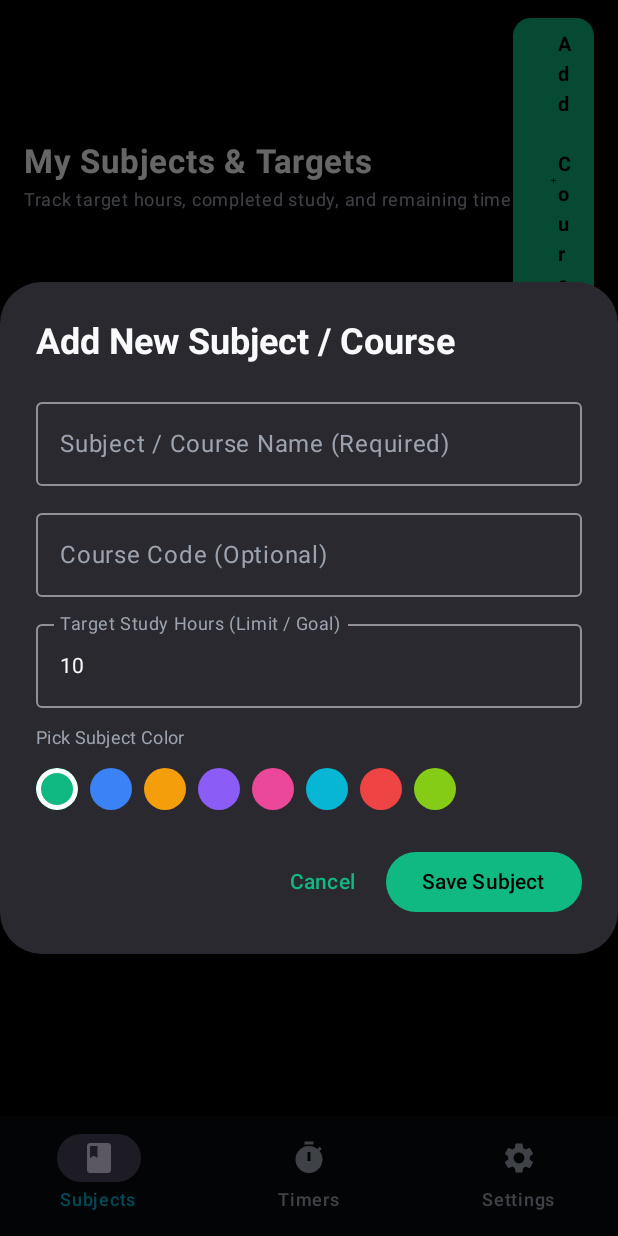
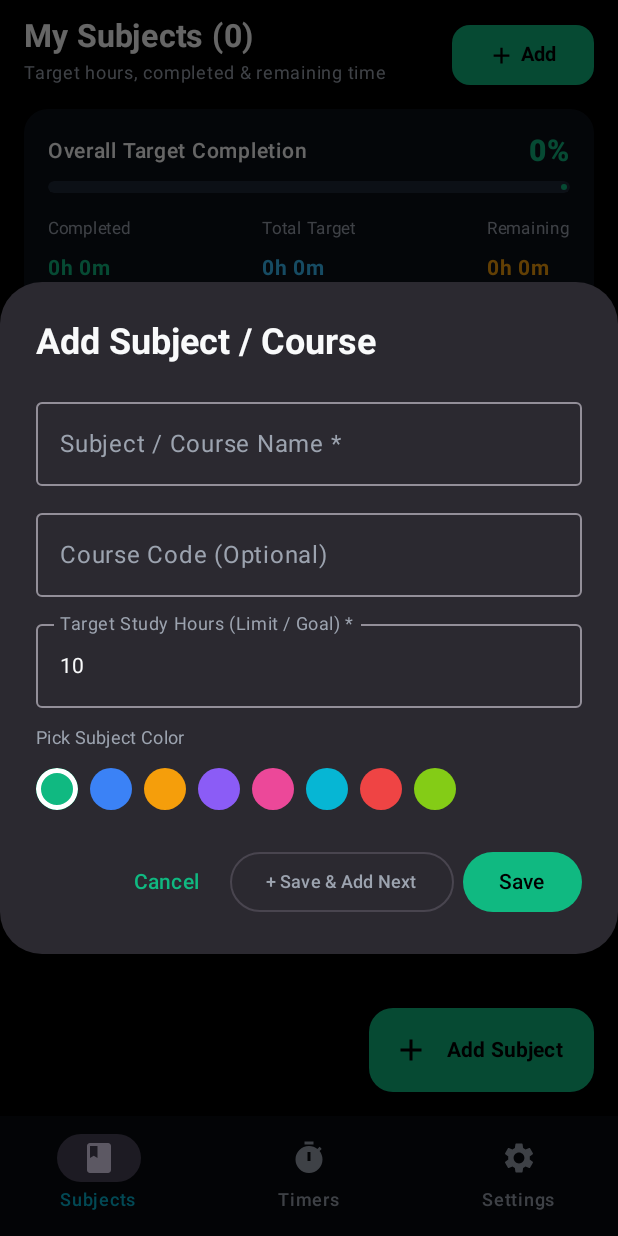
Before and after one commit to timid101/Study-Tracker-Mini, an Android app built with Jetpack Compose: the screen it shows after launch (MainActivity), after a tap on "Add Your First Subject", on a phone screen of 412 x 824 dp. Run offline under Robolectric (Android 15) with nearby library versions, the phone set to English and light mode, and no system bars; our stand-ins replace Room's generated code.

Commit message:
Add files via upload

```diff
--- a/app/src/main/java/com/iut/studytracker/ui/screens/MainTrackerScreen.kt
+++ b/app/src/main/java/com/iut/studytracker/ui/screens/MainTrackerScreen.kt
@@ -5,9 +5,11 @@ import androidx.activity.result.contract.ActivityResultContracts
 import androidx.compose.foundation.background
 import androidx.compose.foundation.border
 import androidx.compose.foundation.clickable
+import androidx.compose.foundation.horizontalScroll
 import androidx.compose.foundation.layout.Arrangement
 import androidx.compose.foundation.layout.Box
 import androidx.compose.foundation.layout.Column
+import androidx.compose.foundation.layout.PaddingValues
 import androidx.compose.foundation.layout.Row
 import androidx.compose.foundation.layout.Spacer
 import androidx.compose.foundation.layout.fillMaxSize
@@ -18,6 +20,7 @@ import androidx.compose.foundation.layout.size
 import androidx.compose.foundation.layout.width
 import androidx.compose.foundation.lazy.LazyColumn
 import androidx.compose.foundation.lazy.items
+import androidx.compose.foundation.rememberScrollState
 import androidx.compose.foundation.shape.CircleShape
 import androidx.compose.foundation.shape.RoundedCornerShape
 import androidx.compose.material.icons.Icons
@@ -33,6 +36,7 @@ import androidx.compose.material3.Button
 import androidx.compose.material3.ButtonDefaults
 import androidx.compose.material3.Card
 import androidx.compose.material3.CardDefaults
+import androidx.compose.material3.ExtendedFloatingActionButton
 import androidx.compose.material3.FilterChip
 import androidx.compose.material3.Icon
 import androidx.compose.material3.IconButton
@@ -108,6 +112,17 @@ fun MainTrackerScreen(viewModel: StudyTrackerViewModel) {
 
     Scaffold(
         snackbarHost = { SnackbarHost(snackbarHostState) },
+        floatingActionButton = {
+            if (selectedTab == 0 || selectedTab == 1) {
+                ExtendedFloatingActionButton(
+                    onClick = { showAddSubjectDialog = true },
+                    containerColor = Color(0xFF10B981),
+                    contentColor = Color.Black,
+                    icon = { Icon(Icons.Default.Add, contentDescription = "Add Subject") },
+                    text = { Text("Add Subject", fontWeight = FontWeight.Bold) }
+                )
+            }
+        },
         bottomBar = {
             NavigationBar(containerColor = Color(0xFF070A10)) {
                 NavigationBarItem(
@@ -174,9 +189,12 @@ fun MainTrackerScreen(viewModel: StudyTrackerViewModel) {
         AddOrEditSubjectDialog(
             initialSummary = null,
             onDismiss = { showAddSubjectDialog = false },
-            onConfirm = { code, name, targetHrs, colorHex ->
+            onConfirmAndClose = { code, name, targetHrs, colorHex ->
                 viewModel.addSubject(code, name, targetHrs, colorHex)
                 showAddSubjectDialog = false
+            },
+            onConfirmAndAddAnother = { code, name, targetHrs, colorHex ->
+                viewModel.addSubject(code, name, targetHrs, colorHex)
             }
         )
     }
@@ -185,10 +203,11 @@ fun MainTrackerScreen(viewModel: StudyTrackerViewModel) {
         AddOrEditSubjectDialog(
             initialSummary = item,
             onDismiss = { editingSummary = null },
-            onConfirm = { code, name, targetHrs, colorHex ->
+            onConfirmAndClose = { code, name, targetHrs, colorHex ->
                 viewModel.updateSubjectTargetAndName(item.subjectId, code, name, targetHrs, colorHex)
                 editingSummary = null
-            }
+            },
+            onConfirmAndAddAnother = null
         )
     }
 
@@ -223,34 +242,46 @@ private fun SubjectsFirstInterfaceTab(
         ((totalStudiedSec.toDouble() / totalTargetSec.toDouble()) * 100.0).roundToInt().coerceIn(0, 100)
     } else 0
 
-    LazyColumn(verticalArrangement = Arrangement.spacedBy(12.dp)) {
+    LazyColumn(
+        modifier = Modifier.fillMaxSize(),
+        contentPadding = PaddingValues(bottom = 88.dp),
+        verticalArrangement = Arrangement.spacedBy(12.dp)
+    ) {
         item {
             Row(
                 modifier = Modifier.fillMaxWidth(),
                 horizontalArrangement = Arrangement.SpaceBetween,
                 verticalAlignment = Alignment.CenterVertically
             ) {
-                Column {
+                // Modifier.weight(1f) prevents long subtitle text from pushing the Add button off-screen!
+                Column(
+                    modifier = Modifier
+                        .weight(1f)
+                        .padding(end = 10.dp)
+                ) {
                     Text(
-                        text = "My Subjects & Targets",
-                        fontSize = 22.sp,
+                        text = "My Subjects (${state.subjectSummaries.size})",
+                        fontSize = 21.sp,
                         fontWeight = FontWeight.Bold,
                         color = Color.White
                     )
                     Text(
-                        text = "Track target hours, completed study, and remaining time",
+                        text = "Target hours, completed & remaining time",
                         fontSize = 12.sp,
                         color = Color(0xFF9CA3AF)
                     )
                 }
                 Button(
                     onClick = onAddSubjectClick,
-                    colors = ButtonDefaults.buttonColors(containerColor = Color(0xFF10B981), contentColor = Color.Black),
+                    colors = ButtonDefaults.buttonColors(
+                        containerColor = Color(0xFF10B981),
+                        contentColor = Color.Black
+                    ),
                     shape = RoundedCornerShape(12.dp)
                 ) {
                     Icon(Icons.Default.Add, contentDescription = null, modifier = Modifier.size(18.dp))
                     Spacer(modifier = Modifier.width(4.dp))
-                    Text("Add Course", fontWeight = FontWeight.Bold, fontSize = 13.sp)
+                    Text("Add", fontWeight = FontWeight.Bold, fontSize = 13.sp)
                 }
             }
         }
@@ -315,7 +346,7 @@ private fun SubjectsFirstInterfaceTab(
                         )
                         Spacer(modifier = Modifier.height(6.dp))
                         Text(
-                            text = "Add your own subjects and set how many hours you want to study each subject.",
+                            text = "Add as many subjects as you want and set a target study hour limit for each one.",
                             fontSize = 13.sp,
                             color = Color(0xFF9CA3AF)
                         )
@@ -350,7 +381,9 @@ private fun SubjectsFirstInterfaceTab(
                         ) {
                             Row(
                                 verticalAlignment = Alignment.CenterVertically,
-                                modifier = Modifier.weight(1f)
+                                modifier = Modifier
+                                    .weight(1f)
+                                    .padding(end = 8.dp)
                             ) {
                                 Box(
                                     modifier = Modifier
@@ -387,7 +420,6 @@ private fun SubjectsFirstInterfaceTab(
 
                         Spacer(modifier = Modifier.height(12.dp))
 
-                        // Completed vs Target vs Remaining Row
                         Row(
                             modifier = Modifier.fillMaxWidth(),
                             horizontalArrangement = Arrangement.SpaceBetween
@@ -411,7 +443,6 @@ private fun SubjectsFirstInterfaceTab(
 
                         Spacer(modifier = Modifier.height(12.dp))
 
-                        // Action Buttons Row
                         Row(
                             modifier = Modifier.fillMaxWidth(),
                             horizontalArrangement = Arrangement.SpaceBetween,
@@ -447,6 +478,23 @@ private fun SubjectsFirstInterfaceTab(
                     }
                 }
             }
+
+            // Full-width button right below the list so adding more subjects is always obvious
+            item {
+                OutlinedButton(
+                    onClick = onAddSubjectClick,
+                    modifier = Modifier.fillMaxWidth(),
+                    shape = RoundedCornerShape(14.dp)
+                ) {
+                    Icon(Icons.Default.Add, contentDescription = null, tint = Color(0xFF10B981))
+                    Spacer(modifier = Modifier.width(6.dp))
+                    Text(
+                        text = "Add Another Subject / Course",
+                        color = Color(0xFF10B981),
+                        fontWeight = FontWeight.Bold
+                    )
+                }
+            }
         }
     }
 }
@@ -473,19 +521,47 @@ private fun SubjectTimersTab(
     var selectedMode by remember { mutableStateOf(state.prefs.defaultMode) }
     var countdownMins by remember { mutableIntStateOf(state.prefs.defaultCountdownMinutes) }
 
-    LazyColumn(verticalArrangement = Arrangement.spacedBy(12.dp)) {
+    LazyColumn(
+        modifier = Modifier.fillMaxSize(),
+        contentPadding = PaddingValues(bottom = 88.dp),
+        verticalArrangement = Arrangement.spacedBy(12.dp)
+    ) {
         item {
+            Row(
+                modifier = Modifier.fillMaxWidth(),
+                horizontalArrangement = Arrangement.SpaceBetween,
+                verticalAlignment = Alignment.CenterVertically
+            ) {
+                Column(
+                    modifier = Modifier
+                        .weight(1f)
+                        .padding(end = 10.dp)
+                ) {
                     Text(
-                text = "Subject Timers",
-                fontSize = 22.sp,
+                        text = "Subject Timers (${state.subjectSummaries.size})",
+                        fontSize = 21.sp,
                         fontWeight = FontWeight.Bold,
                         color = Color.White
                     )
                     Text(
-                text = "Select any subject below to run its timer and track remaining target hours",
+                        text = "Run a dedicated timer for any subject below",
                         fontSize = 12.sp,
                         color = Color(0xFF9CA3AF)
                     )
+                }
+                Button(
+                    onClick = onAddSubjectClick,
+                    colors = ButtonDefaults.buttonColors(
+                        containerColor = Color(0xFF10B981),
+                        contentColor = Color.Black
+                    ),
+                    shape = RoundedCornerShape(12.dp)
+                ) {
+                    Icon(Icons.Default.Add, contentDescription = null, modifier = Modifier.size(18.dp))
+                    Spacer(modifier = Modifier.width(4.dp))
+                    Text("Add", fontWeight = FontWeight.Bold, fontSize = 13.sp)
+                }
+            }
         }
 
         // Mode & Countdown Duration Selector Bar
@@ -498,7 +574,10 @@ private fun SubjectTimersTab(
                 Column(modifier = Modifier.padding(12.dp)) {
                     Text("Timer Mode for Starting a Subject", fontSize = 12.sp, color = Color(0xFF9CA3AF))
                     Spacer(modifier = Modifier.height(6.dp))
-                    Row(horizontalArrangement = Arrangement.spacedBy(8.dp)) {
+                    Row(
+                        modifier = Modifier.horizontalScroll(rememberScrollState()),
+                        horizontalArrangement = Arrangement.spacedBy(8.dp)
+                    ) {
                         FilterChip(
                             selected = selectedMode == TimerMode.STOPWATCH,
                             onClick = { selectedMode = TimerMode.STOPWATCH },
@@ -512,7 +591,10 @@ private fun SubjectTimersTab(
                     }
                     if (selectedMode == TimerMode.POMODORO) {
                         Spacer(modifier = Modifier.height(6.dp))
-                        Row(horizontalArrangement = Arrangement.spacedBy(8.dp)) {
+                        Row(
+                            modifier = Modifier.horizontalScroll(rememberScrollState()),
+                            horizontalArrangement = Arrangement.spacedBy(8.dp)
+                        ) {
                             listOf(25, 45, 60, 90, 120).forEach { mins ->
                                 FilterChip(
                                     selected = countdownMins == mins,
@@ -526,7 +608,7 @@ private fun SubjectTimersTab(
             }
         }
 
-        // Active Running Timer Card (if any subject timer is running)
+        // Active Running Timer Card
         if (active.isRunning) {
             item {
                 val activeSummary = state.subjectSummaries.find { it.subjectId == active.subjectId }
@@ -595,7 +677,6 @@ private fun SubjectTimersTab(
             }
         }
 
-        // Per-Subject Timer Cards ("Head of Subjects & Timers of Each Subject")
         if (state.subjectSummaries.isEmpty()) {
             item {
                 Card(
@@ -644,7 +725,11 @@ private fun SubjectTimersTab(
                             horizontalArrangement = Arrangement.SpaceBetween,
                             verticalAlignment = Alignment.CenterVertically
                         ) {
-                            Column(modifier = Modifier.weight(1f)) {
+                            Column(
+                                modifier = Modifier
+                                    .weight(1f)
+                                    .padding(end = 8.dp)
+                            ) {
                                 Text(text = titleText, fontSize = 16.sp, fontWeight = FontWeight.Bold, color = Color.White)
                                 Spacer(modifier = Modifier.height(2.dp))
                                 Text(
@@ -748,7 +833,11 @@ private fun GeneralSettingsTab(
     }
     var autoStop by remember(state.prefs.autoStopAtTarget) { mutableStateOf(state.prefs.autoStopAtTarget) }
 
-    LazyColumn(verticalArrangement = Arrangement.spacedBy(14.dp)) {
+    LazyColumn(
+        modifier = Modifier.fillMaxSize(),
+        contentPadding = PaddingValues(bottom = 32.dp),
+        verticalArrangement = Arrangement.spacedBy(14.dp)
+    ) {
         item {
             Text(
                 text = "General Settings",
@@ -823,7 +912,11 @@ private fun GeneralSettingsTab(
                         horizontalArrangement = Arrangement.SpaceBetween,
                         verticalAlignment = Alignment.CenterVertically
                     ) {
-                        Column(modifier = Modifier.weight(1f)) {
+                        Column(
+                            modifier = Modifier
+                                .weight(1f)
+                                .padding(end = 8.dp)
+                        ) {
                             Text("Auto-stop at 100% Subject Target", color = Color.White, fontSize = 14.sp, fontWeight = FontWeight.Medium)
                             Text("Automatically finish stopwatch when a course reaches its target hours", color = Color(0xFF9CA3AF), fontSize = 11.sp)
                         }
@@ -899,22 +992,26 @@ private fun GeneralSettingsTab(
 private fun AddOrEditSubjectDialog(
     initialSummary: SubjectStudySummary?,
     onDismiss: () -> Unit,
-    onConfirm: (code: String, name: String, targetHours: Float, colorHex: String) -> Unit
+    onConfirmAndClose: (code: String, name: String, targetHours: Float, colorHex: String) -> Unit,
+    onConfirmAndAddAnother: ((code: String, name: String, targetHours: Float, colorHex: String) -> Unit)? = null
 ) {
     var name by remember { mutableStateOf(initialSummary?.name ?: "") }
     var code by remember { mutableStateOf(initialSummary?.code ?: "") }
     var targetHoursText by remember {
         mutableStateOf(initialSummary?.targetHoursPerWeek?.toString() ?: "10")
     }
-    var selectedColor by remember {
-        mutableStateOf(initialSummary?.colorHex ?: SUBJECT_COLOR_PALETTE.first())
+    var selectedColorIndex by remember {
+        val idx = SUBJECT_COLOR_PALETTE.indexOfFirst {
+            it.equals(initialSummary?.colorHex ?: "", ignoreCase = true)
+        }
+        mutableIntStateOf(if (idx >= 0) idx else 0)
     }
 
     AlertDialog(
         onDismissRequest = onDismiss,
         title = {
             Text(
-                text = if (initialSummary == null) "Add New Subject / Course" else "Edit Subject & Target Hours",
+                text = if (initialSummary == null) "Add Subject / Course" else "Edit Subject & Target",
                 fontWeight = FontWeight.Bold
             )
         },
@@ -923,8 +1020,8 @@ private fun AddOrEditSubjectDialog(
                 OutlinedTextField(
                     value = name,
                     onValueChange = { name = it },
-                    label = { Text("Subject / Course Name (Required)") },
-                    placeholder = { Text("e.g. Structural Analysis / Physics / Math") },
+                    label = { Text("Subject / Course Name *") },
+                    placeholder = { Text("e.g. Structural Analysis / Physics") },
                     singleLine = true,
                     modifier = Modifier.fillMaxWidth()
                 )
@@ -939,16 +1036,19 @@ private fun AddOrEditSubjectDialog(
                 OutlinedTextField(
                     value = targetHoursText,
                     onValueChange = { targetHoursText = it },
-                    label = { Text("Target Study Hours (Limit / Goal)") },
+                    label = { Text("Target Study Hours (Limit / Goal) *") },
                     placeholder = { Text("e.g. 12.5") },
                     singleLine = true,
                     modifier = Modifier.fillMaxWidth()
                 )
                 Text("Pick Subject Color", fontSize = 12.sp, color = Color(0xFF9CA3AF))
-                Row(horizontalArrangement = Arrangement.spacedBy(8.dp)) {
-                    SUBJECT_COLOR_PALETTE.forEach { hex ->
+                Row(
+                    modifier = Modifier.horizontalScroll(rememberScrollState()),
+                    horizontalArrangement = Arrangement.spacedBy(8.dp)
+                ) {
+                    SUBJECT_COLOR_PALETTE.forEachIndexed { index, hex ->
                         val c = parseHexColor(hex)
-                        val isSelected = selectedColor.equals(hex, ignoreCase = true)
+                        val isSelected = selectedColorIndex == index
                         Box(
                             modifier = Modifier
                                 .size(28.dp)
@@ -959,22 +1059,41 @@ private fun AddOrEditSubjectDialog(
                                     color = if (isSelected) Color.White else Color.Transparent,
                                     shape = CircleShape
                                 )
-                                .clickable { selectedColor = hex }
+                                .clickable { selectedColorIndex = index }
                         )
                     }
                 }
             }
         },
         confirmButton = {
+            Row(horizontalArrangement = Arrangement.spacedBy(6.dp)) {
+                if (onConfirmAndAddAnother != null) {
+                    OutlinedButton(
+                        onClick = {
+                            if (name.isNotBlank()) {
+                                val hrs = targetHoursText.toFloatOrNull()?.coerceAtLeast(0.5f) ?: 10f
+                                val color = SUBJECT_COLOR_PALETTE[selectedColorIndex]
+                                onConfirmAndAddAnother(code, name, hrs, color)
+                                name = ""
+                                code = ""
+                                selectedColorIndex = (selectedColorIndex + 1) % SUBJECT_COLOR_PALETTE.size
+                            }
+                        }
+                    ) {
+                        Text("+ Save & Add Next", fontSize = 12.sp)
+                    }
+                }
                 Button(
                     onClick = {
                         if (name.isNotBlank()) {
                             val hrs = targetHoursText.toFloatOrNull()?.coerceAtLeast(0.5f) ?: 10f
-                        onConfirm(code, name, hrs, selectedColor)
+                            val color = SUBJECT_COLOR_PALETTE[selectedColorIndex]
+                            onConfirmAndClose(code, name, hrs, color)
                         }
                     }
                 ) {
-                Text("Save Subject")
+                    Text("Save")
+                }
             }
         },
         dismissButton = {
```
Lines whose indentation alone changed are shown as unchanged.
